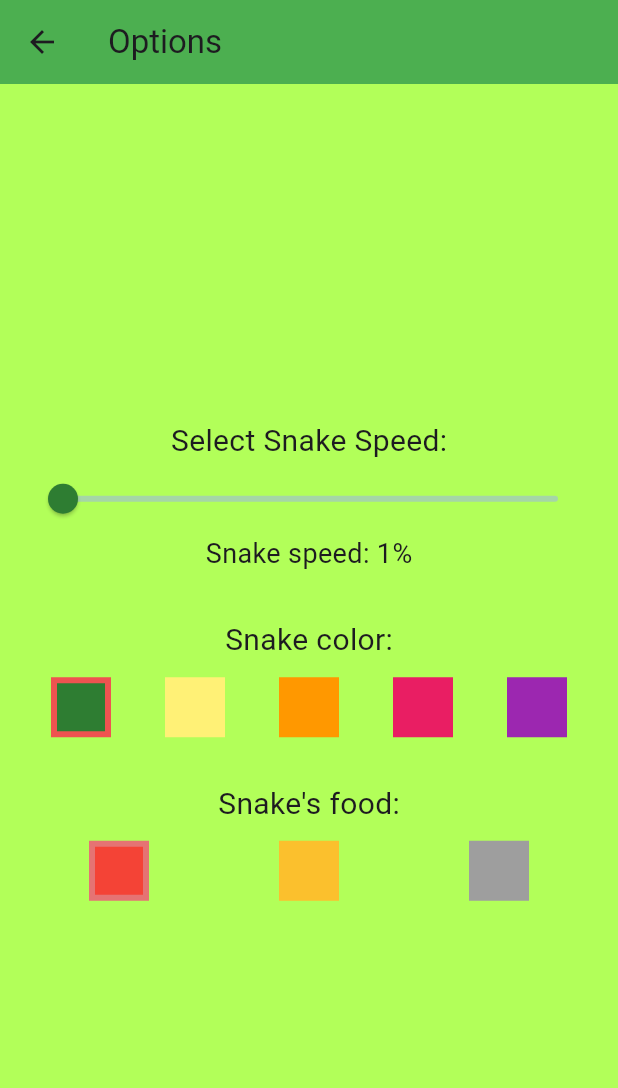
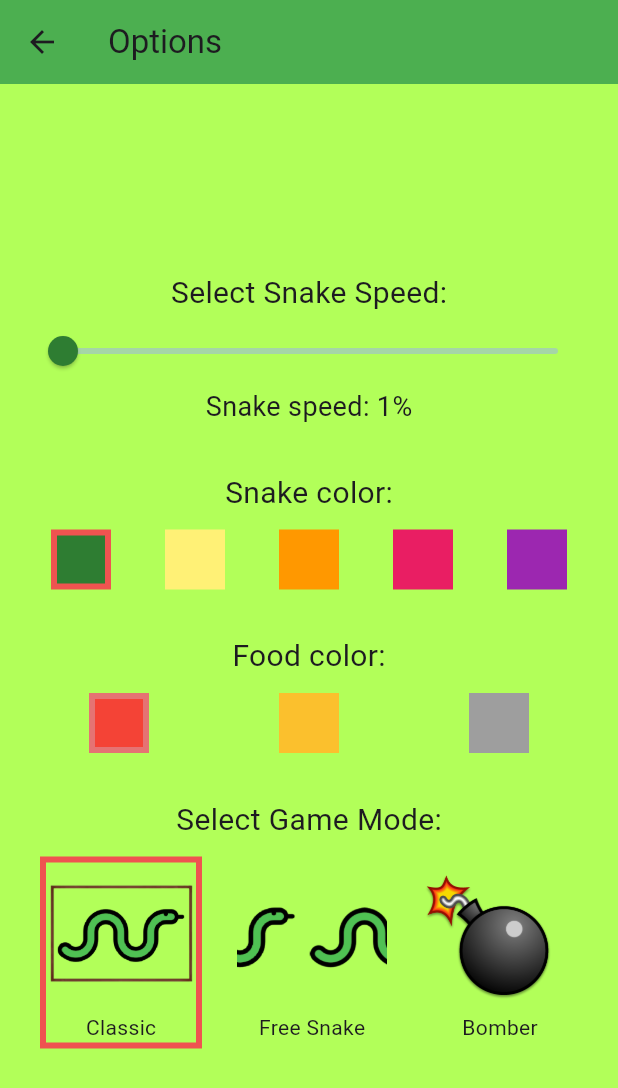
Before and after one commit to adelinbojan96/SnakeFlutterGame, a Flutter app: the Options screen opened directly, on a phone screen of 412 x 824 dp. Shown: the top 1088 px of the screen. Run offline on Flutter 3.47's test engine with Material 3 defaults, Android fonts, the phone set to English and light mode, and no system bars.

Commit message:
feat: add game modes

```diff
--- a/lib/Menu/main_menu.dart
+++ b/lib/Menu/main_menu.dart
@@ -3,6 +3,7 @@ import 'package:flutter/services.dart';
 import '../Game/snake_game.dart';
 import 'options.dart';
 import '../Tools/game_settings.dart';
+
 class MainMenu extends StatefulWidget {
   const MainMenu({super.key});
 
@@ -67,6 +68,7 @@ class _MainMenuState extends State<MainMenu> {
                                   snakeSpeed: GameSettings.snakeSpeed,
                                   snakeColor: GameSettings.snakeColor,
                                   foodColor: GameSettings.foodColor,
+                                    gameMode: GameSettings.gameMode,
                                 ),
                               ),
                             );
--- a/lib/Menu/options.dart
+++ b/lib/Menu/options.dart
@@ -1,5 +1,7 @@
 import 'package:flutter/material.dart';
+import '../Tools/game_mode.dart';
 import '../Tools/game_settings.dart';
+
 class Options extends StatefulWidget {
   const Options({super.key});
 
@@ -24,6 +26,7 @@ class _OptionsState extends State<Options> {
 
   int selectedColorIndex = 0;
   int selectedFoodColorIndex = 0;
+  int selectedGameModeIndex = 0;
 
   @override
   Widget build(BuildContext context) {
@@ -60,15 +63,12 @@ class _OptionsState extends State<Options> {
               'Snake speed: ${((GameSettings.snakeSpeed - 1) * 100).toStringAsFixed(0)}%',
               style: const TextStyle(fontSize: 18),
             ),
-
             const SizedBox(height: 30),
-
             const Text(
               'Snake color:',
               style: TextStyle(fontSize: 20),
             ),
             const SizedBox(height: 10),
-
             Row(
               mainAxisAlignment: MainAxisAlignment.spaceAround,
               children: List.generate(snakeColors.length, (index) {
@@ -96,13 +96,11 @@ class _OptionsState extends State<Options> {
               }),
             ),
             const SizedBox(height: 30),
-
             const Text(
-              "Snake's food:",
+              "Food color:",
               style: TextStyle(fontSize: 20),
             ),
             const SizedBox(height: 10),
-
             Row(
               mainAxisAlignment: MainAxisAlignment.spaceAround,
               children: List.generate(foodColors.length, (index) {
@@ -129,6 +127,101 @@ class _OptionsState extends State<Options> {
                 );
               }),
             ),
+            const SizedBox(height: 30),
+            const Text(
+              'Select Game Mode:',
+              style: TextStyle(fontSize: 20),
+            ),
+            const SizedBox(height: 10),
+            Row(
+              mainAxisAlignment: MainAxisAlignment.spaceAround,
+              children: [
+                GestureDetector(
+                  onTap: () {
+                    setState(() {
+                      selectedGameModeIndex = 0;
+                      GameSettings.gameMode = GameMode.classic;
+                    });
+                  },
+                  child: Container(
+                    decoration: BoxDecoration(
+                      border: Border.all(
+                        color: selectedGameModeIndex == 0
+                            ? Colors.red[400]!
+                            : Colors.transparent,
+                        width: selectedGameModeIndex == 0 ? 4 : 2,
+                      ),
+                    ),
+                    child: Column(
+                      children: [
+                        Image.asset(
+                          'assets/images/classic.png',
+                          width: 100,
+                          height: 100,
+                        ),
+                        const Text('Classic'),
+                      ],
+                    ),
+                  ),
+                ),
+                GestureDetector(
+                  onTap: () {
+                    setState(() {
+                      selectedGameModeIndex = 1;
+                      GameSettings.gameMode = GameMode.freeSnake;
+                    });
+                  },
+                  child: Container(
+                    decoration: BoxDecoration(
+                      border: Border.all(
+                        color: selectedGameModeIndex == 1
+                            ? Colors.red[400]!
+                            : Colors.transparent,
+                        width: selectedGameModeIndex == 1 ? 4 : 2,
+                      ),
+                    ),
+                    child: Column(
+                      children: [
+                        Image.asset(
+                          'assets/images/freesnake.png',
+                          width: 100,
+                          height: 100,
+                        ),
+                        const Text('Free Snake'),
+                      ],
+                    ),
+                  ),
+                ),
+                GestureDetector(
+                  onTap: () {
+                    setState(() {
+                      selectedGameModeIndex = 2;
+                      GameSettings.gameMode = GameMode.bomber;
+                    });
+                  },
+                  child: Container(
+                    decoration: BoxDecoration(
+                      border: Border.all(
+                        color: selectedGameModeIndex == 2
+                            ? Colors.red[400]!
+                            : Colors.transparent,
+                        width: selectedGameModeIndex == 2 ? 4 : 2,
+                      ),
+                    ),
+                    child: Column(
+                      children: [
+                        Image.asset(
+                          'assets/images/bomber.png',
+                          width: 100,
+                          height: 100,
+                        ),
+                        const Text('Bomber'),
+                      ],
+                    ),
+                  ),
+                ),
+              ],
+            ),
           ],
         ),
       ),
--- /dev/null
+++ b/lib/Tools/game_mode.dart
@@ -0,0 +1,5 @@
+enum GameMode {
+  classic,
+  freeSnake,
+  bomber,
+}
--- a/lib/Tools/game_settings.dart
+++ b/lib/Tools/game_settings.dart
@@ -1,7 +1,8 @@
 import 'package:flutter/material.dart';
-
+import 'game_mode.dart';
 class GameSettings {
   static double snakeSpeed = 1.01;
   static Color snakeColor = Colors.green[800]!;
   static Color foodColor = Colors.red;
+  static GameMode gameMode = GameMode.classic;
 }
```
Also changed, not shown: lib/Game/snake_game.dart (+86 -61 lines), lib/Game/snake_piece.dart (added, +51 -0 lines), assets/images/bomber.png (added), assets/images/classic.png (added), assets/images/freesnake.png (added).
